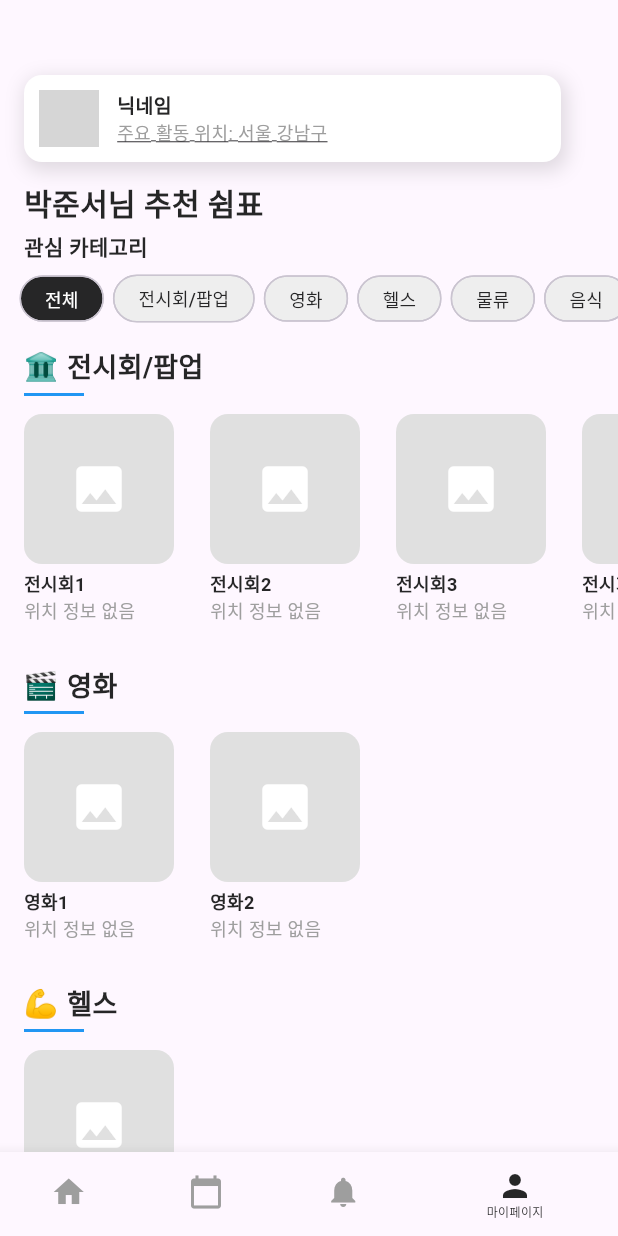
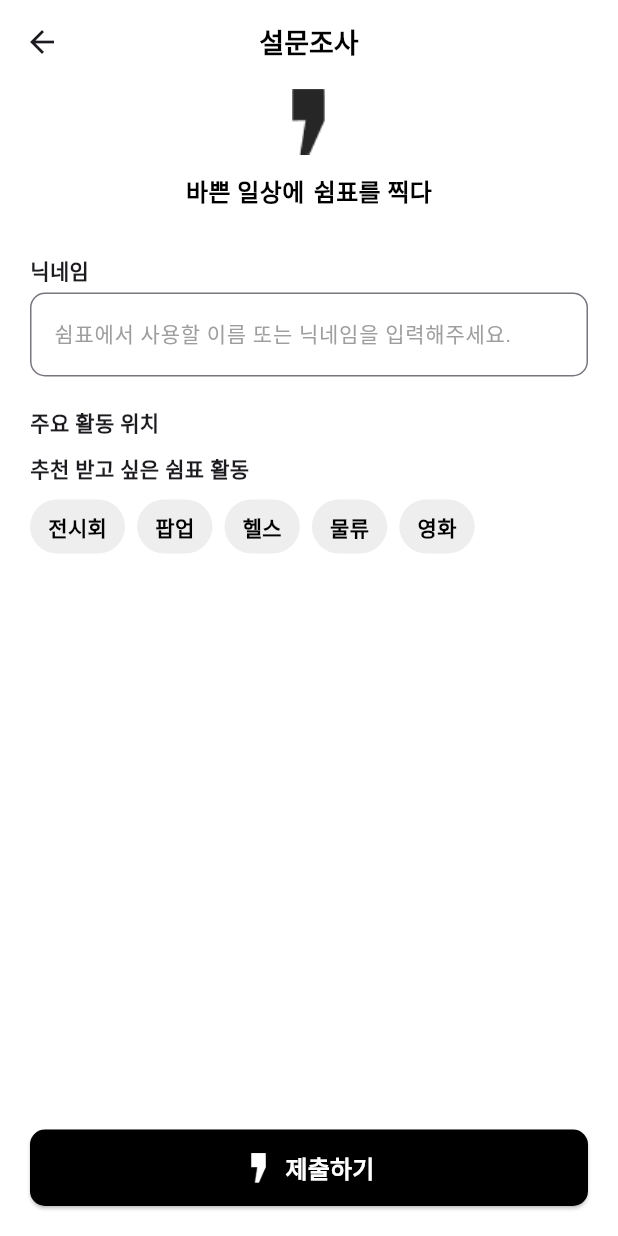
Before and after one commit to Comma-in-the-schedule/front_end_repo, a Flutter app: the screen it shows after launch, item 4 of the bottom bar chosen, on a phone screen of 412 x 824 dp. Run offline on Flutter 3.47's test engine with Material 3 defaults, Android fonts, the phone set to English and light mode, and no system bars; Roboto replaces fonts that are missing (Pretendard-Bold); grey boxes are pictures that could not be loaded.

Commit message:
[FE-#15] 설문조사 페이지 UI (#16)
feat: 설문조사 페이지 생성

```diff
--- a/lib/features/main/presentation/widgets/bottom_nav_bar.dart
+++ b/lib/features/main/presentation/widgets/bottom_nav_bar.dart
@@ -1,6 +1,7 @@
 import 'package:flutter/material.dart';
 import 'package:comma_in_the_schedule/routes/app_routes.dart';
 import 'package:comma_in_the_schedule/features/non_auth/presentation/pages/non_login_page.dart'; // 🔹 비로그인 페이지 import
+import 'package:comma_in_the_schedule/features/survey/presentation/pages/survey_page.dart';
 
 class BottomNavBar extends StatefulWidget {
   final int currentIndex; // 현재 선택된 탭 인덱스
@@ -46,7 +47,12 @@ class BottomNavBarState extends State<BottomNavBar> {
         );
         break;
       case 3:
-        // 아직 연결할 페이지 없음 (마이페이지)
+        Navigator.push(
+          context,
+          MaterialPageRoute(
+            builder: (context) => const SurveyPage(), // 마이페이지 → 설문조사 페이지로 연결
+          ),
+        );
         break;
     }
   }
--- /dev/null
+++ b/lib/features/survey/presentation/pages/survey_page.dart
@@ -0,0 +1,211 @@
+import 'package:flutter/material.dart';
+
+class SurveyPage extends StatefulWidget {
+  const SurveyPage({super.key});
+
+  @override
+  _SurveyPageState createState() => _SurveyPageState();
+}
+
+class _SurveyPageState extends State<SurveyPage> {
+  final TextEditingController _nicknameController = TextEditingController();
+
+  // 🔹 선택 가능한 카테고리
+  final List<String> categories = ["전시회", "팝업", "헬스", "물류", "영화"];
+  final List<String> selectedCategories = [];
+
+  void toggleCategory(String category) {
+    setState(() {
+      if (selectedCategories.contains(category)) {
+        selectedCategories.remove(category);
+      } else {
+        selectedCategories.add(category);
+      }
+    });
+  }
+
+  @override
+  Widget build(BuildContext context) {
+    return Scaffold(
+      backgroundColor: Colors.white,
+      appBar: AppBar(
+        title: const Text(
+          "설문조사",
+          style: TextStyle(
+            fontFamily: 'Pretendard-Bold',
+            fontSize: 18,
+            fontWeight: FontWeight.w900,
+            color: Colors.black,
+          ),
+        ),
+        centerTitle: true,
+        backgroundColor: Colors.white,
+        elevation: 0,
+      ),
+      body: Padding(
+        padding: const EdgeInsets.symmetric(horizontal: 20),
+        child: Column(
+          crossAxisAlignment: CrossAxisAlignment.start,
+          children: [
+            // 🔹 로고 및 타이틀
+            Center(
+              child: Column(
+                children: [
+                  Image.asset(
+                    'assets/icons/logo_black.png',
+                    width: 50,
+                    height: 50,
+                  ),
+                  const SizedBox(height: 10),
+                  const Row(
+                    mainAxisAlignment: MainAxisAlignment.center,
+                    children: [
+                      Text(
+                        "바쁜 일상에",
+                        style: TextStyle(
+                          fontFamily: 'Pretendard-Bold',
+                          fontSize: 16,
+                          fontWeight: FontWeight.w700,
+                          color: Colors.black,
+                        ),
+                      ),
+                      SizedBox(width: 6),
+                      Text(
+                        "쉼표를 찍다",
+                        style: TextStyle(
+                          fontFamily: 'Pretendard-Bold',
+                          fontSize: 16,
+                          fontWeight: FontWeight.w700,
+                          color: Colors.black,
+                        ),
+                      ),
+                    ],
+                  ),
+                ],
+              ),
+            ),
+            const SizedBox(height: 30),
+
+            // 🔹 닉네임 입력 필드
+            const Text(
+              "닉네임",
+              style: TextStyle(
+                fontFamily: 'Pretendard-Bold',
+                fontSize: 14,
+                fontWeight: FontWeight.w700,
+              ),
+            ),
+            const SizedBox(height: 5),
+            TextField(
+              controller: _nicknameController,
+              decoration: InputDecoration(
+                hintText: "쉼표에서 사용할 이름 또는 닉네임을 입력해주세요.",
+                hintStyle: const TextStyle(
+                  fontSize: 14,
+                  color: Colors.grey,
+                ),
+                border: OutlineInputBorder(
+                  borderRadius: BorderRadius.circular(10),
+                  borderSide: const BorderSide(color: Colors.grey),
+                ),
+                focusedBorder: OutlineInputBorder(
+                  borderRadius: BorderRadius.circular(10),
+                  borderSide: const BorderSide(color: Colors.black),
+                ),
+              ),
+            ),
+            const SizedBox(height: 20),
+
+            // 🔹 주요 활동 위치
+            const Text(
+              "주요 활동 위치",
+              style: TextStyle(
+                fontFamily: 'Pretendard-Bold',
+                fontSize: 14,
+                fontWeight: FontWeight.w700,
+              ),
+            ),
+            const SizedBox(height: 10),
+
+            // 🔹 추천 받고 싶은 쉼표 활동
+            const Text(
+              "추천 받고 싶은 쉼표 활동",
+              style: TextStyle(
+                fontFamily: 'Pretendard-Bold',
+                fontSize: 14,
+                fontWeight: FontWeight.w700,
+              ),
+            ),
+            const SizedBox(height: 10),
+
+            // 🔹 선택 가능한 카테고리 버튼
+            Wrap(
+              spacing: 8,
+              runSpacing: 8,
+              children: categories.map((category) {
+                final isSelected = selectedCategories.contains(category);
+                return GestureDetector(
+                  onTap: () => toggleCategory(category),
+                  child: Container(
+                    padding:
+                        const EdgeInsets.symmetric(horizontal: 12, vertical: 8),
+                    decoration: BoxDecoration(
+                      color: isSelected ? Colors.black : Colors.grey[200],
+                      borderRadius: BorderRadius.circular(20),
+                    ),
+                    child: Text(
+                      category,
+                      style: TextStyle(
+                        fontFamily: 'Pretendard-Bold',
+                        fontSize: 14,
+                        fontWeight: FontWeight.w700,
+                        color: isSelected ? Colors.white : Colors.black,
+                      ),
+                    ),
+                  ),
+                );
+              }).toList(),
+            ),
+
+            const Spacer(),
+
+            // 🔹 제출 버튼
+            ElevatedButton(
+              onPressed: () {
+                // TODO: 제출 기능 구현
+              },
+              style: ElevatedButton.styleFrom(
+                backgroundColor: Colors.black,
+                shape: RoundedRectangleBorder(
+                  borderRadius: BorderRadius.circular(10),
+                ),
+                padding: const EdgeInsets.symmetric(vertical: 14),
+              ),
+              child: Row(
+                mainAxisAlignment: MainAxisAlignment.center,
+                children: [
+                  Image.asset(
+                    'assets/icons/logo_w.png',
+                    width: 20,
+                    height: 20,
+                  ),
+                  const SizedBox(width: 8),
+                  const Text(
+                    "제출하기",
+                    style: TextStyle(
+                      fontFamily: 'Pretendard-Bold',
+                      fontSize: 16,
+                      fontWeight: FontWeight.w700,
+                      color: Colors.white,
+                    ),
+                  ),
+                ],
+              ),
+            ),
+            const SizedBox(height: 20),
+          ],
+        ),
+      ),
+    );
+  }
+}
```
